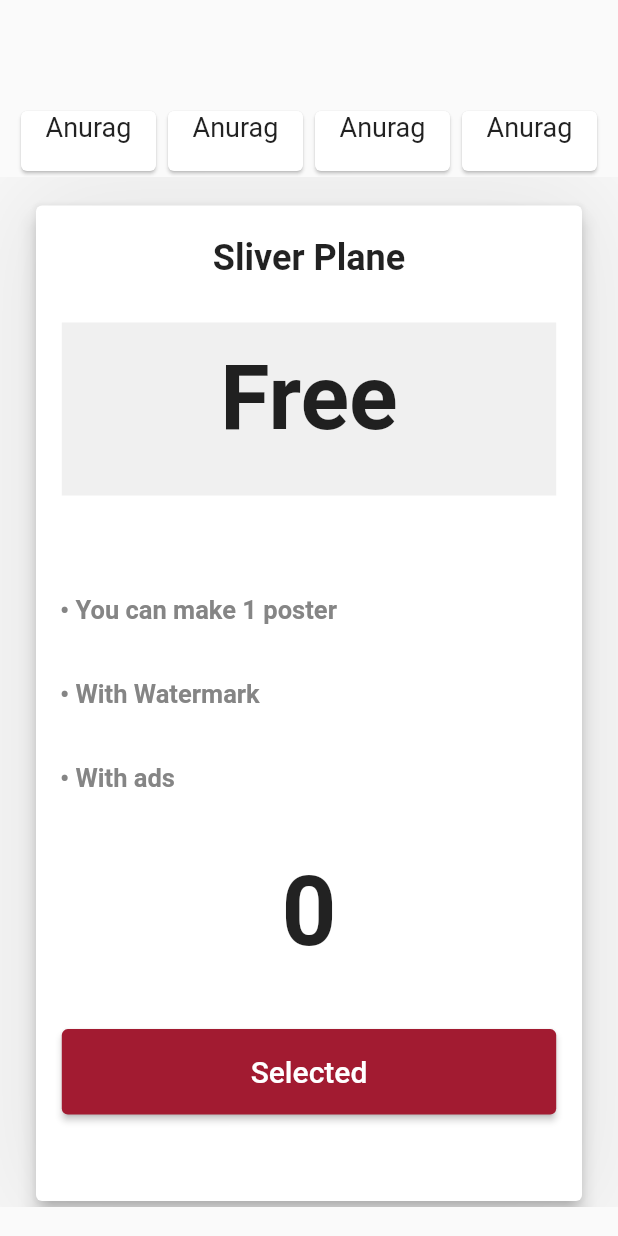
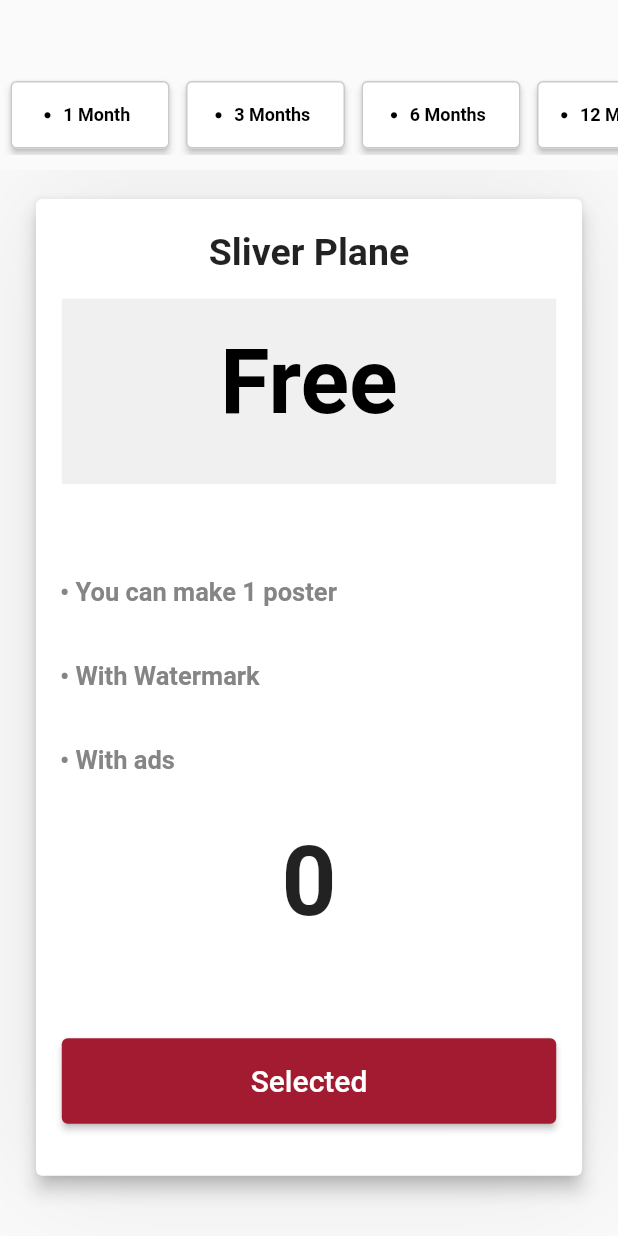
Before and after one commit to Anuragkolatkar/fultterDig, a Flutter app: the screen it shows after launch, on a phone screen of 412 x 824 dp. Run offline on Flutter 3.47's test engine with Material 2 defaults, Android fonts, the phone set to English and light mode, and no system bars; our stand-ins replace carousel_slider, expansion_tile_card, flutter_image_slideshow, flutter_svg, get, gradient_borders and 2 more; missing offline and left inert: footer.

Commit message:
All Done

```diff
--- a/lib/digiyugPlans.dart
+++ b/lib/digiyugPlans.dart
@@ -19,37 +19,22 @@ class _SliderrState extends State<Sliderr> {
   int _currentPage = 0;
   late PageController _pageController;
   var controller = PageController(
-    viewportFraction: 0.8,
+    viewportFraction: 0.9,
   );
   @override
   void initState() {
     // TODO: implement initState
     super.initState();
-    // Timer.periodic(Duration(seconds: 5), (Timer timer) {
-    //   if (_currentPage < 2) {
-    //     _currentPage++;
-    //   } else {
-    //     _currentPage = 0;
-    //   }
-    //   _pageController.animateToPage(_currentPage,
-    //       duration: Duration(microseconds: 300), curve: Curves.easeIn);
-    //  });
+
     _pageController =
         PageController(initialPage: _currentPage, viewportFraction: 1);
     controller = new PageController(
-      viewportFraction: 0.8,
+      viewportFraction: 1,
     );
   }
 
-  // _OnPageChanged(int index) {
-  //   setState(() {
-  //     _currentPage = index;
-  //   });
-  // }
-
   @override
   void dispose() {
-    // TODO: implement dispose
     super.dispose();
     _pageController.dispose();
   }
@@ -60,77 +45,48 @@ class _SliderrState extends State<Sliderr> {
       body: Column(
         children: [
           Container(
-            child: Padding(
-              padding: const EdgeInsets.only(top: 70, left: 10),
+            child: Flexible(
+              child: ListView.builder(itemBuilder: (context, _) {
+                return SingleChildScrollView(
+                  scrollDirection: Axis.horizontal,
                   child: Row(
                     children: [
-                  InkWell(
-                    child: Card(
-                      color: Colors.white,
-                      child: SizedBox(
-                        height: 40,
-                        width: 90,
-                        child: Text(
-                          "Anurag",
-                          textAlign: TextAlign.center,
-                          style: TextStyle(fontSize: 18),
+                      Container(
+                        child: Planes(
+                          plantext: "1 Month",
+                          onTap: () {},
                         ),
                       ),
-                    ),
+                      Container(
+                        child: Planes(
+                          plantext: "3 Months",
                           onTap: () {},
                         ),
-                  InkWell(
-                    child: Card(
-                      color: Colors.white,
-                      child: SizedBox(
-                        height: 40,
-                        width: 90,
-                        child: Text(
-                          "Anurag",
-                          textAlign: TextAlign.center,
-                          style: TextStyle(fontSize: 18),
+                      ),
+                      Container(
+                        child: Planes(
+                          plantext: "6 Months",
+                          onTap: () {},
                         ),
                       ),
-                    ),
+                      Container(
+                        child: Planes(
+                          plantext: "12 Months",
                           onTap: () {},
                         ),
-                  InkWell(
-                    child: Card(
-                      color: Colors.white,
-                      child: SizedBox(
-                        height: 40,
-                        width: 90,
-                        child: Text(
-                          "Anurag",
-                          textAlign: TextAlign.center,
-                          style: TextStyle(fontSize: 18),
-                        ),
-                      ),
-                    ),
-                    onTap: () {},
-                  ),
-                  InkWell(
-                    child: Card(
-                      color: Colors.white,
-                      child: SizedBox(
-                        height: 40,
-                        width: 90,
-                        child: Text(
-                          "Anurag",
-                          textAlign: TextAlign.center,
-                          style: TextStyle(fontSize: 18),
-                        ),
-                      ),
-                    ),
-                    onTap: () {},
                       ),
                     ],
                   ),
+                );
+              }),
             ),
+          ),
+          const SizedBox(
+            height: 1,
           ),
           Container(
             child: AspectRatio(
-              aspectRatio: 0.60,
+              aspectRatio: 0.58,
               child: PageView.builder(
                   itemCount: slideList.length,
                   controller: _pageController,
@@ -154,20 +110,19 @@ class _SliderrState extends State<Sliderr> {
       body: Stack(
         //alignment: AlignmentDirectional.bottomCenter,
         children: [
-          Container(
-            child: Padding(
+          Padding(
             padding: const EdgeInsets.only(top: 15, left: 20, right: 20),
             child: SizedBox(
-                height: Get.height * .9,
-                width: Get.width * 1,
+              height: Get.height * .8,
+              width: Get.width * 2,
               child: Container(
                 // ignore: prefer_const_literals_to_create_immutables
                 decoration: BoxDecoration(boxShadow: [
                   BoxShadow(
                     color: Colors.grey.withOpacity(0.2),
-                      offset: Offset(0, 0),
+                    offset: const Offset(0, 0),
                     blurRadius: 66,
-                      spreadRadius: 20,
+                    spreadRadius: 2,
                   ),
                 ]),
                 child: Card(
@@ -179,34 +134,36 @@ class _SliderrState extends State<Sliderr> {
                         crossAxisAlignment: CrossAxisAlignment.center,
                         children: [
                           Container(
-                              padding: EdgeInsets.only(top: 21),
+                            padding: const EdgeInsets.only(top: 21),
                             child: Text(
                               // slideList[index].text1,
                               data.text1,
-                                style: TextStyle(
-                                    fontSize: 24, fontWeight: FontWeight.w700),
+                              style: const TextStyle(
+                                  fontSize: 25, fontWeight: FontWeight.w700),
                             ),
                           ),
                           SizedBox(
-                              height: 29,
+                            height: Get.height * .02,
                           ),
                           Container(
                             width: Get.width * .8,
-                              height: Get.height * .14,
+                            height: Get.height * .15,
                             decoration: BoxDecoration(color: data.color),
-                              padding: EdgeInsets.only(top: 15),
+                            padding: const EdgeInsets.only(top: 20),
                             child: Text(
                               //slideList[index].title,
                               data.title,
                               textAlign: TextAlign.center,
                               style: TextStyle(
-                                    fontSize: 60, fontWeight: FontWeight.w600),
+                                  fontSize: 60,
+                                  fontWeight: FontWeight.w600,
+                                  color: data.colortext),
                             ),
                           ),
                         ],
                       ),
-                        SizedBox(
-                          height: 48,
+                      const SizedBox(
+                        height: 44,
                       ),
                       Container(
                         child: Column(
@@ -216,7 +173,7 @@ class _SliderrState extends State<Sliderr> {
                               //leading: MyBullet(),
                               title: Text(
                                 "\u2022 ${data.desc2}",
-                                  style: TextStyle(
+                                style: const TextStyle(
                                     color: Color(0xff858585),
                                     fontWeight: FontWeight.w600,
                                     fontSize: 17),
@@ -225,7 +182,7 @@ class _SliderrState extends State<Sliderr> {
                             ListTile(
                               //  leading: MyBullet(),
                               title: Text('\u2022 ${data.desc3}',
-                                    style: TextStyle(
+                                  style: const TextStyle(
                                       color: Color(0xff858585),
                                       fontWeight: FontWeight.w600,
                                       fontSize: 17)),
@@ -233,7 +190,7 @@ class _SliderrState extends State<Sliderr> {
                             ListTile(
                               //  leading: MyBullet(),
                               title: Text('\u2022 ${data.text2}',
-                                    style: TextStyle(
+                                  style: const TextStyle(
                                       color: Color(0xff858585),
                                       fontWeight: FontWeight.w600,
                                       fontSize: 17)),
@@ -242,7 +199,7 @@ class _SliderrState extends State<Sliderr> {
                         ),
                       ),
                       SizedBox(
-                          height: Get.height * .03,
+                        height: Get.height * .02,
                       ),
                       Container(
                         child: Row(
@@ -251,14 +208,14 @@ class _SliderrState extends State<Sliderr> {
                             Text(
                               // slideList[index].price.toString(),
                               data.price.toString(),
-                                style: TextStyle(
+                              style: const TextStyle(
                                   fontSize: 64, fontWeight: FontWeight.w600),
                             )
                           ],
                         ),
                       ),
                       SizedBox(
-                          height: 40,
+                        height: Get.height * .08,
                       ),
                       Container(
                         child: SizedBox(
@@ -268,20 +225,19 @@ class _SliderrState extends State<Sliderr> {
                             child: Text(
                               // slideList[index].text2,
                               data.text3,
-                                style: TextStyle(
+                              style: const TextStyle(
                                   fontSize: 20,
                                   fontWeight: FontWeight.w500,
                                   color: Colors.white),
                             ),
                             style: ElevatedButton.styleFrom(
-                                primary: Color(0xffA21B31),
+                              primary: const Color(0xffA21B31),
                             ),
                             onPressed: () {},
                           ),
                         ),
                       ),
                     ],
-                    ),
                   ),
                 ),
               ),
@@ -303,3 +259,119 @@ class _SliderrState extends State<Sliderr> {
     );
   }
 }
+
+
+
+
+
+
+
+
+
+
+
+
+
+    // child: Padding(
+            //   padding: const EdgeInsets.only(top: 65, left: 3),
+            //   child: SingleChildScrollView(
+            //     scrollDirection: Axis.horizontal,
+            //     child: Row(
+            //       mainAxisAlignment: MainAxisAlignment.spaceEvenly,
+            //       children: [
+            //         Container(
+            //           width: 106,
+            //           height: 45,
+            //           margin: EdgeInsets.all(4),
+            //           child: ElevatedButton.icon(
+            //               style: ElevatedButton.styleFrom(
+            //                   side: const BorderSide(
+            //                       color: Color(0xffCACACA), width: 1),
+            //                   backgroundColor: Colors.white),
+            //               onPressed: () {},
+            //               icon: const Icon(
+            //                 Icons.circle_rounded,
+            //                 color: Colors.black,
+            //                 size: 5,
+            //               ),
+            //               label: Text(
+            //                 "1 Month",
+            //                 style: TextStyle(
+            //                     color: Colors.black,
+            //                     fontSize: 12,
+            //                     fontWeight: FontWeight.w600),
+            //               )),
+            //         ),
+            // Container(
+            //   width: 106,
+            //   height: 45,
+            //   margin: EdgeInsets.all(4),
+            //   child: ElevatedButton.icon(
+            //       style: ElevatedButton.styleFrom(
+            //           side: const BorderSide(
+            //               color: Color(0xffCACACA), width: 1),
+            //           backgroundColor: Colors.white),
+            //       onPressed: () {},
+            //       icon: const Icon(
+            //         Icons.circle_rounded,
+            //         color: Colors.black,
+            //         size: 5,
+            //       ),
+            //       label: const Text(
+            //         "3 Months",
+            //         style: TextStyle(
+            //             color: Colors.black,
+            //             fontSize: 12,
+            //             fontWeight: FontWeight.w600),
+            //       )),
+            // ),
+            // Container(
+            //   width: 106,
+            //   height: 45,
+            //   margin: EdgeInsets.all(4),
+            //   child: ElevatedButton.icon(
+            //       style: ElevatedButton.styleFrom(
+            //           side: const BorderSide(
+            //               color: Color(0xffCACACA), width: 1),
+            //           backgroundColor: Color(0xffA21B31)),
+            //       onPressed: () {},
+            //       icon: const Icon(
+            //         Icons.circle_rounded,
+            //         color: Color.fromARGB(255, 255, 255, 255),
+            //         size: 5,
+            //       ),
+            //       label: const Text(
+            //         "6 Months",
+            //         style: TextStyle(
+            //             color: Color.fromARGB(255, 255, 255, 255),
+            //             fontSize: 12,
+            //             fontWeight: FontWeight.w600),
+            //       )),
+            // ),
+            // Container(
+            //   width: 106,
+            //   height: 45,
+            //   margin: EdgeInsets.all(4),
+            //   child: ElevatedButton.icon(
+            //       style: ElevatedButton.styleFrom(
+            //           side: const BorderSide(
+            //               color: Color(0xffCACACA), width: 1),
+            //           backgroundColor: Colors.white),
+            //       onPressed: () {},
+            //       icon: const Icon(
+            //         Icons.circle_rounded,
+            //         color: Colors.black,
+            //         size: 5,
+            //       ),
+            //       label: const Text(
+            //         "12 Months",
+            //         style: TextStyle(
+            //             color: Colors.black,
+            //             fontSize: 12,
+            //             fontWeight: FontWeight.w600),
+            //       )),
+            // ),
+            //       ],
+            //     ),
+            //   ),
+            // ),
--- a/lib/main.dart
+++ b/lib/main.dart
@@ -22,8 +22,8 @@ class MyApp extends StatelessWidget {
     return MaterialApp(
       title: 'Flutter Demo',
       theme: ThemeData(
-        primarySwatch: Colors.blue,
-      ),
+          //primarySwatch: Colors.blue,
+          ),
       // home: Digiyug(),
       debugShowCheckedModeBanner: false,
       routes: {
--- a/lib/modal/slide.dart
+++ b/lib/modal/slide.dart
@@ -10,16 +10,21 @@ class Slide {
   int price;
   String text2;
   final Color? color;
+  final Color? colortext;
+  String textplan;
 
-  Slide(
-      {required this.text1,
+  Slide({
+    required this.text1,
     required this.title,
     required this.text3,
     required this.desc2,
     required this.desc3,
     required this.price,
     required this.text2,
-      required this.color});
+    required this.color,
+    required this.colortext,
+    required this.textplan,
+  });
 }
 
 final slideList = [
@@ -31,7 +36,9 @@ final slideList = [
       desc3: "With Watermark",
       price: 0,
       text2: "With ads",
-      color: Color(0xffD9D9D9).withOpacity(0.4)),
+      color: Color(0xffD9D9D9).withOpacity(0.4),
+      colortext: Colors.black,
+      textplan: '1 month'),
   Slide(
       text1: "Platinum Plane",
       title: "Platinum",
@@ -40,7 +47,9 @@ final slideList = [
       desc3: "With Watermark",
       price: 0,
       text2: "With ads",
-      color: Color(0xffD9D9D9).withOpacity(0.4)),
+      color: Color(0xffD9D9D9).withOpacity(0.8),
+      colortext: Colors.white,
+      textplan: ''),
   Slide(
       text1: "Gold Plane",
       title: "Gold",
@@ -49,5 +58,48 @@ final slideList = [
       desc3: "No Watermark",
       price: 0,
       text2: "Without ads",
-      color: Color(0xffF2C94C)),
+      color: Color(0xffF2C94C),
+      colortext: Colors.white,
+      textplan: ''),
 ];
+
+class Planes extends StatelessWidget {
+  String plantext;
+  VoidCallback onTap;
+  Planes({required this.plantext, required this.onTap});
+
+  @override
+  Widget build(BuildContext context) {
+    return Padding(
+        padding: const EdgeInsets.only(top: 50, left: 3),
+        child: SingleChildScrollView(
+            scrollDirection: Axis.horizontal,
+            child: Row(
+                mainAxisAlignment: MainAxisAlignment.spaceEvenly,
+                children: [
+                  Container(
+                    width: 106,
+                    height: 45,
+                    margin: EdgeInsets.all(4),
+                    child: ElevatedButton.icon(
+                        style: ElevatedButton.styleFrom(
+                            side: const BorderSide(
+                                color: Color(0xffCACACA), width: 1),
+                            backgroundColor: Colors.white),
+                        onPressed: onTap,
+                        icon: const Icon(
+                          Icons.circle_rounded,
+                          color: Colors.black,
+                          size: 5,
+                        ),
+                        label: Text(
+                          plantext,
+                          style: TextStyle(
+                              color: Colors.black,
+                              fontSize: 12,
+                              fontWeight: FontWeight.w600),
+                        )),
+                  ),
+                ])));
+  }
+}
--- a/pubspec.yaml
+++ b/pubspec.yaml
@@ -51,6 +51,7 @@ dependencies:
   smooth_page_indicator: ^1.0.0+2
   expansion_card: ^0.1.0
   expansion_tile_card: ^2.0.0
+  page_indicator: ^0.4.1
 
 dev_dependencies:
   flutter_test:
```
Also changed, not shown: pubspec.lock. Lines whose indentation alone changed are shown as unchanged.
